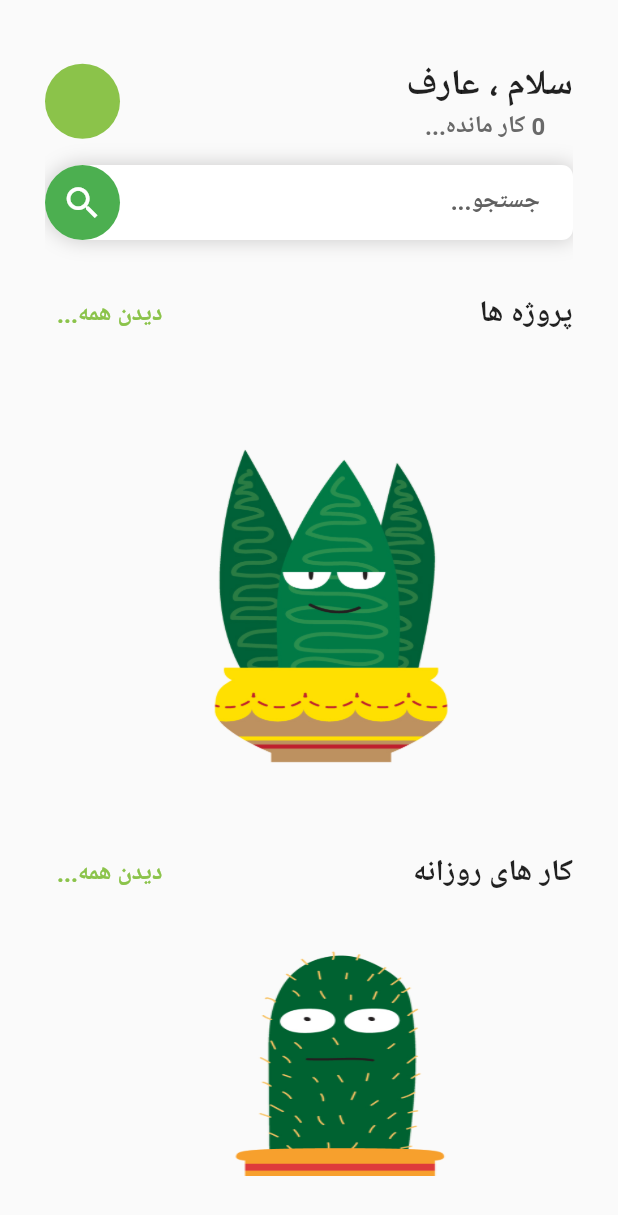
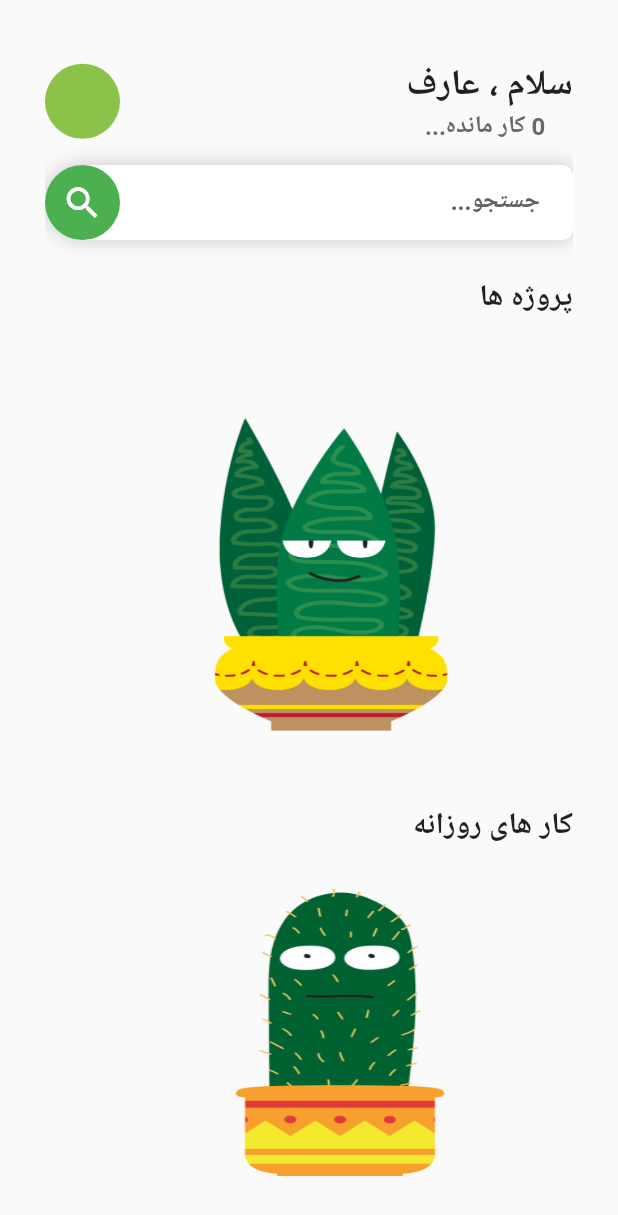
Before and after one commit to triborg34/taskmanagerApp, a Flutter app: the HomeScreen screen opened directly, on a phone screen of 412 x 824 dp. Shown: the top 1215 px of the screen. Run offline on Flutter 3.47's test engine with Material 2 defaults, Android fonts, the light colour scheme and no system bars; our stand-ins replace animated_bottom_navigation_bar, get, hive, hive_flutter, multi_select_flutter, percent_indicator and 2 more; missing offline and left inert: animated_floating_buttons, flutter_walkthrough_screen, persian_datetimepickers; accounts and stored records are empty.

Commit message:
minors changes

```diff
--- a/lib/controller/controller.dart
+++ b/lib/controller/controller.dart
@@ -94,6 +94,9 @@
   //bools
   bool isEditing=false;
 
+  //Searchbar Controller
+  TextEditingController searchbarController=TextEditingController();
+
 }
 
 class TaskAndPRojBox extends GetxController {
--- a/lib/widgets/RowText.dart
+++ b/lib/widgets/RowText.dart
@@ -9,22 +9,9 @@
   @override
   Widget build(BuildContext context) {
     return Row(
-      mainAxisAlignment: MainAxisAlignment.spaceBetween,
+      mainAxisAlignment: MainAxisAlignment.end,
       children: [
-        TextButton(
-          onPressed: () {
-            cacluteprogress();
 
-          },
-          child: Text(
-            "دیدن همه...",
-            textDirection: TextDirection.rtl,
-            style: TextStyle(
-                color: Colors.lightGreen,
-                fontWeight: FontWeight.bold,
-                fontSize: 16),
-          ),
-        ),
         Text(
           name,
           style: TextStyle(fontSize: 20, fontWeight: FontWeight.bold),
--- a/lib/widgets/Searchbar.dart
+++ b/lib/widgets/Searchbar.dart
@@ -1,15 +1,16 @@
 import 'package:flutter/material.dart';
+import 'package:get/get.dart';
 import 'package:taskmannager/consts.dart';
+import 'package:taskmannager/controller/controller.dart';
 
 class SearchBar extends StatelessWidget {
-  const SearchBar({
-    Key? key,
-  }) : super(key: key);
+
 
   @override
   Widget build(BuildContext context) {
     return Stack(children: [
       Container(
+
         padding: EdgeInsets.all(10),
         decoration: BoxDecoration(
             color: Colors.white,
@@ -23,6 +24,22 @@
         width: ScreenSize(context).screenWith,
         child: Center(
           child: TextField(
+            controller: Get.find<FieildControllers>().searchbarController,
+            onSubmitted: (text) {
+              List searchlist=[];
+
+              for(var values in Get.find<TaskAndPRojBox>().projList){
+                if(values.title.toLowerCase().contains(text.toLowerCase())){
+                  searchlist.add(text);
+                }
+              }
+                for(var values in Get.find<TaskAndPRojBox>().taskList){
+                if(values.title.toLowerCase().contains(text.toLowerCase())){
+                  searchlist.add(text);
+                }
+              }
+
+            },
             cursorColor: Colors.lightGreen,
             cursorHeight: 20,
             expands: false,
```
